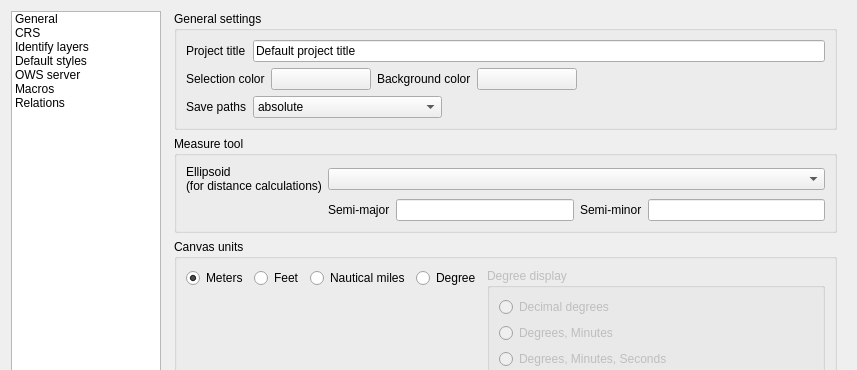
Before: the Qt Designer form src/ui/qgsprojectpropertiesbase.ui in qgis/QGIS, drawn with Qt 5; both pictures show x 0 to 857 and y 0 to 370 of the 857 by 830 pixel window.
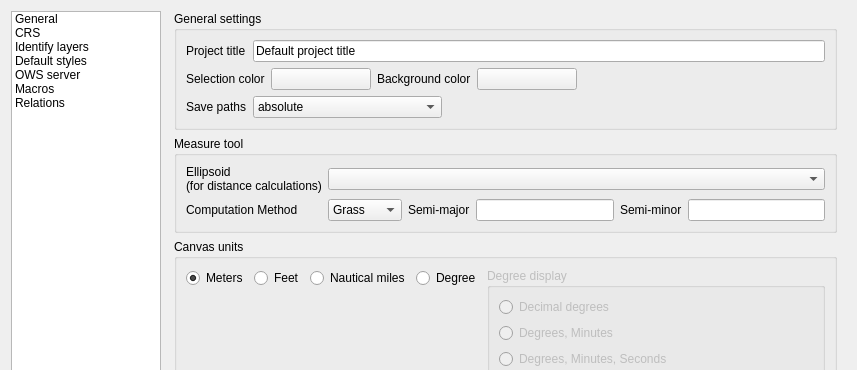
After: the same form once the commit is applied. Icons and pictures are not drawn. Custom widgets are drawn as their Qt base class.

Commit message: Implement new methods for elipsoidal computation

Patch:
```diff
--- a/src/ui/qgsprojectpropertiesbase.ui
+++ b/src/ui/qgsprojectpropertiesbase.ui
@@ -407,29 +407,50 @@
                     </property>
                    </widget>
                   </item>
-                  <item row="2" column="1">
-                   <widget class="QLabel" name="label_41">
-                    <property name="text">
-                     <string>Semi-major</string>
-                    </property>
-                   </widget>
-                  </item>
-                  <item row="2" column="2">
+                  <item row="3" column="3">
                    <widget class="QLineEdit" name="leSemiMajor"/>
                   </item>
-                  <item row="2" column="4">
+                  <item row="3" column="5">
                    <widget class="QLineEdit" name="leSemiMinor"/>
                   </item>
-                  <item row="2" column="3">
+                  <item row="3" column="4">
                    <widget class="QLabel" name="label_42">
                     <property name="text">
                      <string>Semi-minor</string>
                     </property>
                    </widget>
                   </item>
-                  <item row="1" column="1" colspan="4">
+                  <item row="3" column="0">
+                   <widget class="QLabel" name="label_4">
+                    <property name="text">
+                     <string>Computation Method</string>
+                    </property>
+                   </widget>
+                  </item>
+                  <item row="3" column="2">
+                   <widget class="QLabel" name="label_41">
+                    <property name="text">
+                     <string>Semi-major</string>
+                    </property>
+                   </widget>
+                  </item>
+                  <item row="1" column="1" colspan="5">
                    <widget class="QComboBox" name="cmbEllipsoid"/>
                   </item>
+                  <item row="3" column="1">
+                   <widget class="QComboBox" name="cmbCompMethod">
+                    <item>
+                     <property name="text">
+                      <string>Grass</string>
+                     </property>
+                    </item>
+                    <item>
+                     <property name="text">
+                      <string>Authalic</string>
+                     </property>
+                    </item>
+                   </widget>
+                  </item>
                  </layout>
                 </widget>
                </item>
```
Left out of the diff: 141 changed lines with no effect on the pictures. The commit also changes 1 other file.
